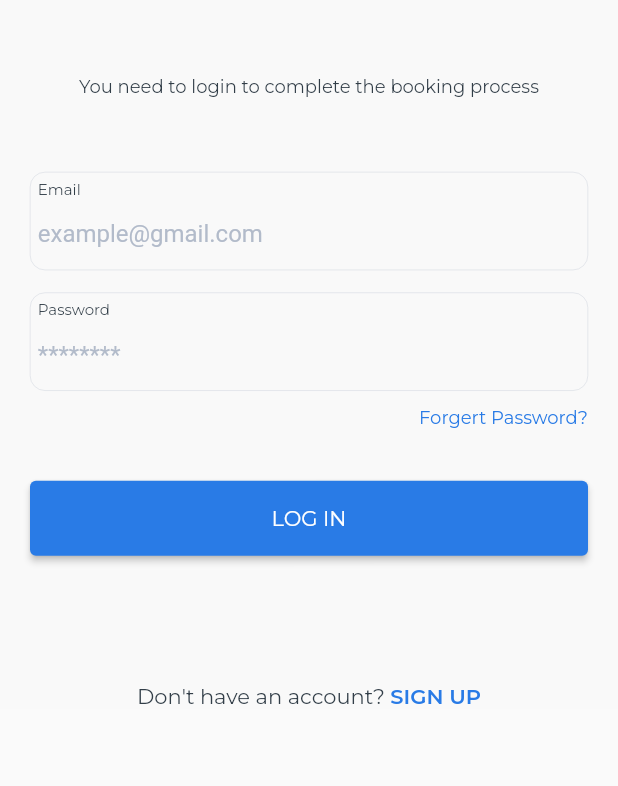
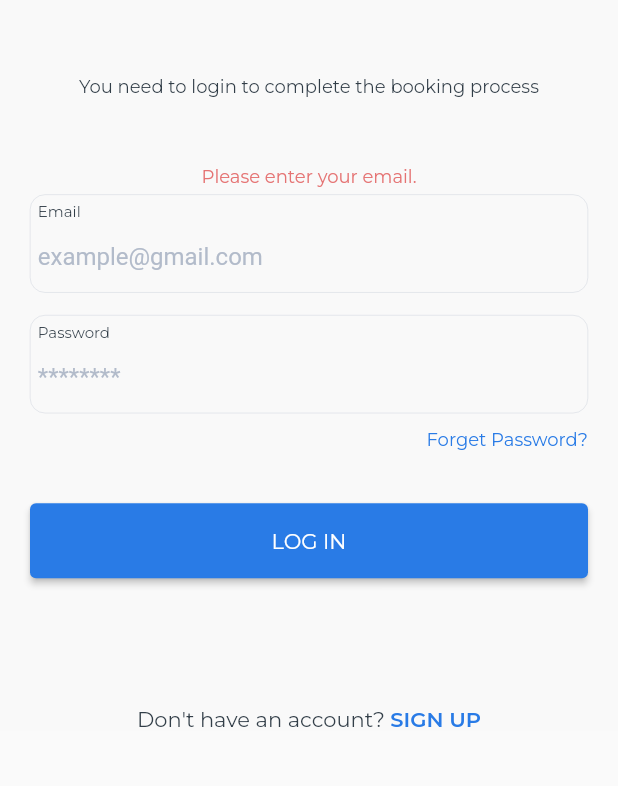
Before and after one commit to mariaelmurrgt/task6, a Flutter app: the LoginPage screen opened by its route, after a tap on "LOG IN", on a phone screen of 412 x 824 dp, the part 284-1070 px from its top. Run offline on Flutter 3.47's test engine with Material 2 defaults, Android fonts, the phone set to English and light mode, and no system bars; our stand-ins replace carousel_slider, cloud_firestore, dots_indicator, dropdown_button2, firebase_auth, firebase_core and 1 more; missing offline and left inert: dart:ffi, flutter_svg_icons; accounts and stored records are empty; network calls fail; statements that could not run were skipped.

Commit message:
Fifth commit

```diff
--- a/lib/main.dart
+++ b/lib/main.dart
@@ -2,18 +2,30 @@ import 'package:firebase_core/firebase_core.dart';
 import 'package:flutter/material.dart';
 import 'package:provider/provider.dart';
 import 'package:task6/presentation/screens/displayPage.dart';
+import 'package:task6/presentation/screens/loadingPage.dart';
 import 'package:task6/presentation/screens/loginPage.dart';
 import 'package:task6/presentation/screens/signupPage.dart';
 import 'package:task6/provider/propertyProvider.dart';
+import 'package:task6/provider/userProvider.dart';
 import 'presentation/screens/home_page_screen.dart';
 import 'presentation/screens/signup.dart';
 import 'provider/completeProfileProvider.dart';
+import 'package:firebase_auth/firebase_auth.dart';
 
 void main() async {
   WidgetsFlutterBinding.ensureInitialized();
   await Firebase.initializeApp();
   runApp(
-    MultiProvider(
+    MyApp(),
+  );
+}
+
+class MyApp extends StatelessWidget {
+  const MyApp({super.key});
+
+  @override
+  Widget build(BuildContext context) {
+    return MultiProvider(
       providers: [
         ChangeNotifierProvider<CompleteProfileProvider>(
           create: (context) => CompleteProfileProvider(),
@@ -21,17 +33,21 @@ void main() async {
         ChangeNotifierProvider<PropertyProvider>(
           create: (context) => PropertyProvider(),
         ),
+        ChangeNotifierProvider<UserProvider>(
+          create: (context) => UserProvider(),
+        ),
       ],
       child: MaterialApp(
-        initialRoute: '/home',
+        initialRoute: '/loading',
         routes: {
           '/login': (context) => const LoginPage(),
           '/signupmain': (context) => const SignUpPage(),
           '/signup': (context) => const SignUp(),
           '/display': (context) => const Display(),
           '/home': (context) => const HomePageScreen(),
+          '/loading': (context) => const LoadingScreen(),
         },
       ),
-    ),
-  );
+    );
+  }
 }
--- a/lib/models/user.dart
+++ b/lib/models/user.dart
@@ -0,0 +1,34 @@
+import 'dart:convert';
+
+UserModel UserModelountryFromJson(String str) =>
+    UserModel.fromJson(json.decode(str));
+
+String UserModelToJson(UserModel data) => json.encode(data.toJson());
+
+class UserModel {
+  String email;
+  String firstName;
+  String lastName;
+  String userId;
+
+  UserModel({
+    required this.email,
+    required this.firstName,
+    required this.lastName,
+    required this.userId,
+  });
+
+  factory UserModel.fromJson(Map<String, dynamic> json) => UserModel(
+        email: json["email"],
+        firstName: json["firstName"],
+        lastName: json["lastName"],
+        userId: json["userId"],
+      );
+
+  Map<String, dynamic> toJson() => {
+        "email": email,
+        "firstName": firstName,
+        "lastName": lastName,
+        "userId": userId,
+      };
+}
--- a/lib/presentation/screens/loginPage.dart
+++ b/lib/presentation/screens/loginPage.dart
@@ -1,5 +1,6 @@
 import 'package:flutter/material.dart';
 import 'package:task6/presentation/shared_widgets/textField.dart';
+import 'package:firebase_auth/firebase_auth.dart';
 
 class LoginPage extends StatefulWidget {
   const LoginPage({super.key});
@@ -11,6 +12,13 @@ class LoginPage extends StatefulWidget {
 class _LoginPageState extends State<LoginPage> {
   final TextEditingController _emailController = TextEditingController();
   final TextEditingController _passwordController = TextEditingController();
+  String _errorMessage = '';
+
+  void dispose() {
+    _emailController.dispose();
+    _passwordController.dispose();
+    super.dispose();
+  }
 
   @override
   Widget build(BuildContext context) {
@@ -49,6 +57,17 @@ class _LoginPageState extends State<LoginPage> {
                 ),
               ),
             ),
+            Container(
+              padding: EdgeInsets.symmetric(horizontal: 20),
+              child: Text(
+                _errorMessage,
+                style: TextStyle(
+                  color: Colors.red[300],
+                  fontFamily: 'MontserratRegular',
+                  fontSize: 12,
+                ),
+              ),
+            ),
             CustomTextField(
               title: 'Email',
               controller: _emailController,
@@ -71,7 +90,7 @@ class _LoginPageState extends State<LoginPage> {
                   GestureDetector(
                     onTap: () {},
                     child: Text(
-                      'Forgert Password?',
+                      'Forget Password?',
                       style: TextStyle(
                         color: Color(0xFF297BE6),
                         fontFamily: 'MontserratRegular',
@@ -90,7 +109,44 @@ class _LoginPageState extends State<LoginPage> {
                     child: SizedBox(
                       height: 50,
                       child: ElevatedButton(
-                        onPressed: () {},
+                        onPressed: () async {
+                          if (_emailController.text.trim().isEmpty) {
+                            setState(() {
+                              _errorMessage = 'Please enter your email.';
+                            });
+                          } else if (_passwordController.text.isEmpty) {
+                            setState(() {
+                              _errorMessage = 'Please enter your password.';
+                            });
+                          } else {
+                            try {
+                              await FirebaseAuth.instance
+                                  .signInWithEmailAndPassword(
+                                email: _emailController.text.trim(),
+                                password: _passwordController.text.trim(),
+                              );
+
+                              Navigator.pushNamed(context, '/loading');
+                            } catch (e) {
+                              if (e is FirebaseAuthException) {
+                                if (e.code == 'invalid-email') {
+                                  setState(() {
+                                    _errorMessage = 'Invalid email format.';
+                                  });
+                                } else if (e.code == 'wrong-password') {
+                                  setState(() {
+                                    _errorMessage = 'Invalid password.';
+                                  });
+                                } else {
+                                  setState(() {
+                                    _errorMessage =
+                                        'Email or password may be wrong.';
+                                  });
+                                }
+                              }
+                            }
+                          }
+                        },
                         style: ElevatedButton.styleFrom(
                           backgroundColor: Color(0xFF297BE6),
                         ),
--- a/lib/provider/propertyProvider.dart
+++ b/lib/provider/propertyProvider.dart
@@ -19,7 +19,7 @@ class PropertyProvider with ChangeNotifier {
   getAllProperties() async {
     _properties = await service.getAllProperties();
     _selectedProperty = _properties.first;
-    print("Fetched countries: $_properties");
+    print("Fetched properties: $_properties");
     notifyListeners();
   }
 
--- a/lib/provider/userProvider.dart
+++ b/lib/provider/userProvider.dart
@@ -0,0 +1,13 @@
+import 'package:flutter/material.dart';
+import 'package:task6/models/user.dart';
+
+class UserProvider with ChangeNotifier {
+  UserModel? _user;
+
+  UserModel? get user => _user;
+
+  void setUser(UserModel? user) {
+    _user = user;
+    notifyListeners();
+  }
+}
```
Also changed, not shown: lib/presentation/screens/loadingPage.dart (added, +48 -0 lines), lib/presentation/screens/signupPage.dart (+17 -1 lines), lib/presentation/shared_widgets/drawer.dart (+35 -1 lines), lib/service/firebase_service.dart (added, +56 -0 lines).
